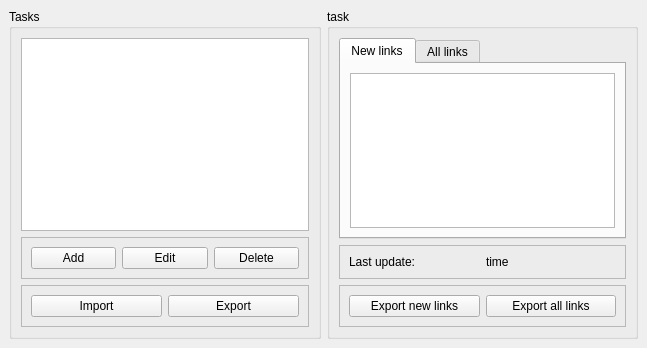
Qt form SScraper/ui/mainwindow.ui (st3meer/rvt_project) before a commit.
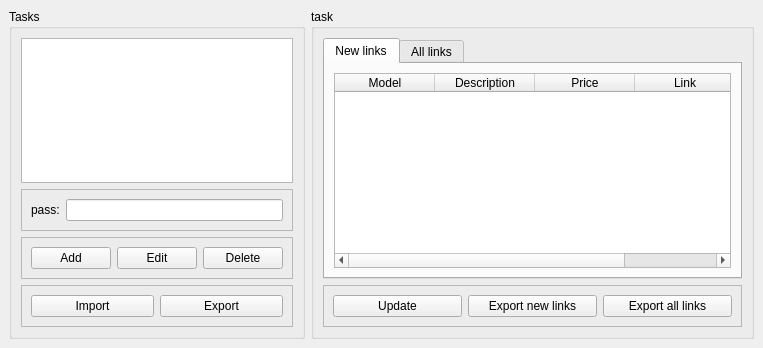
The same form after that commit. The open tabs and pages were chosen to show the change.

Diff of the .ui file:
```diff
--- a/SScraper/ui/mainwindow.ui
+++ b/SScraper/ui/mainwindow.ui
@@ -6,7 +6,7 @@
    <rect>
     <x>0</x>
     <y>0</y>
-    <width>647</width>
+    <width>763</width>
     <height>348</height>
    </rect>
   </property>
@@ -14,17 +14,14 @@
    <string>MainWindow</string>
   </property>
   <widget class="QWidget" name="centralwidget">
-   <layout class="QGridLayout" name="gridLayout_4">
+   <layout class="QFormLayout" name="formLayout">
     <item row="0" column="0">
      <widget class="QGroupBox" name="task_select_gbox">
       <property name="title">
        <string>Tasks</string>
       </property>
       <layout class="QGridLayout" name="gridLayout_2">
-       <item row="0" column="0">
-        <widget class="QListWidget" name="task_list"/>
-       </item>
-       <item row="1" column="0">
+       <item row="2" column="0">
         <widget class="QFrame" name="frame">
          <property name="frameShape">
           <enum>QFrame::StyledPanel</enum>
@@ -57,7 +54,7 @@
          </layout>
         </widget>
        </item>
-       <item row="2" column="0">
+       <item row="3" column="0">
         <widget class="QFrame" name="frame_2">
          <property name="frameShape">
           <enum>QFrame::StyledPanel</enum>
@@ -83,6 +80,31 @@
          </layout>
         </widget>
        </item>
+       <item row="0" column="0">
+        <widget class="QListWidget" name="task_list"/>
+       </item>
+       <item row="1" column="0">
+        <widget class="QFrame" name="frame_3">
+         <property name="frameShape">
+          <enum>QFrame::StyledPanel</enum>
+         </property>
+         <property name="frameShadow">
+          <enum>QFrame::Raised</enum>
+         </property>
+         <layout class="QHBoxLayout" name="horizontalLayout_4">
+          <item>
+           <widget class="QLabel" name="label">
+            <property name="text">
+             <string>pass:</string>
+            </property>
+           </widget>
+          </item>
+          <item>
+           <widget class="QLineEdit" name="password"/>
+          </item>
+         </layout>
+        </widget>
+       </item>
       </layout>
      </widget>
     </item>
@@ -92,6 +114,39 @@
        <string>task</string>
       </property>
       <layout class="QGridLayout" name="gridLayout">
+       <item row="1" column="0">
+        <widget class="QFrame" name="frame_4">
+         <property name="frameShape">
+          <enum>QFrame::StyledPanel</enum>
+         </property>
+         <property name="frameShadow">
+          <enum>QFrame::Raised</enum>
+         </property>
+         <layout class="QHBoxLayout" name="horizontalLayout_5">
+          <item>
+           <widget class="QPushButton" name="update_button">
+            <property name="text">
+             <string>Update</string>
+            </property>
+           </widget>
+          </item>
+          <item>
+           <widget class="QPushButton" name="export_new">
+            <property name="text">
+             <string>Export new links</string>
+            </property>
+           </widget>
+          </item>
+          <item>
+           <widget class="QPushButton" name="export_all">
+            <property name="text">
+             <string>Export all links</string>
+            </property>
+           </widget>
+          </item>
+         </layout>
+        </widget>
+       </item>
        <item row="0" column="0">
         <widget class="QTabWidget" name="tabWidget">
          <property name="currentIndex">
@@ -103,7 +158,28 @@
           </attribute>
           <layout class="QGridLayout" name="gridLayout_3">
            <item row="0" column="0">
-            <widget class="QTableWidget" name="new_links_table"/>
+            <widget class="QTableWidget" name="new_links_table">
+             <column>
+              <property name="text">
+               <string>Model</string>
+              </property>
+             </column>
+             <column>
+              <property name="text">
+               <string>Description</string>
+              </property>
+             </column>
+             <column>
+              <property name="text">
+               <string>Price</string>
+              </property>
+             </column>
+             <column>
+              <property name="text">
+               <string>Link</string>
+              </property>
+             </column>
+            </widget>
            </item>
           </layout>
          </widget>
@@ -119,58 +195,6 @@
          </widget>
         </widget>
        </item>
-       <item row="1" column="0">
-        <widget class="QFrame" name="frame_3">
-         <property name="frameShape">
-          <enum>QFrame::StyledPanel</enum>
-         </property>
-         <property name="frameShadow">
-          <enum>QFrame::Raised</enum>
-         </property>
-         <layout class="QHBoxLayout" name="horizontalLayout_4">
-          <item>
-           <widget class="QLabel" name="label">
-            <property name="text">
-             <string>Last update:</string>
-            </property>
-           </widget>
-          </item>
-          <item>
-           <widget class="QLabel" name="last_update_label">
-            <property name="text">
-             <string>time</string>
-            </property>
-           </widget>
-          </item>
-         </layout>
-        </widget>
-       </item>
-       <item row="2" column="0">
-        <widget class="QFrame" name="frame_4">
-         <property name="frameShape">
-          <enum>QFrame::StyledPanel</enum>
-         </property>
-         <property name="frameShadow">
-          <enum>QFrame::Raised</enum>
-         </property>
-         <layout class="QHBoxLayout" name="horizontalLayout_5">
-          <item>
-           <widget class="QPushButton" name="export_new">
-            <property name="text">
-             <string>Export new links</string>
-            </property>
-           </widget>
-          </item>
-          <item>
-           <widget class="QPushButton" name="export_all">
-            <property name="text">
-             <string>Export all links</string>
-            </property>
-           </widget>
-          </item>
-         </layout>
-        </widget>
-       </item>
       </layout>
      </widget>
     </item>
```
